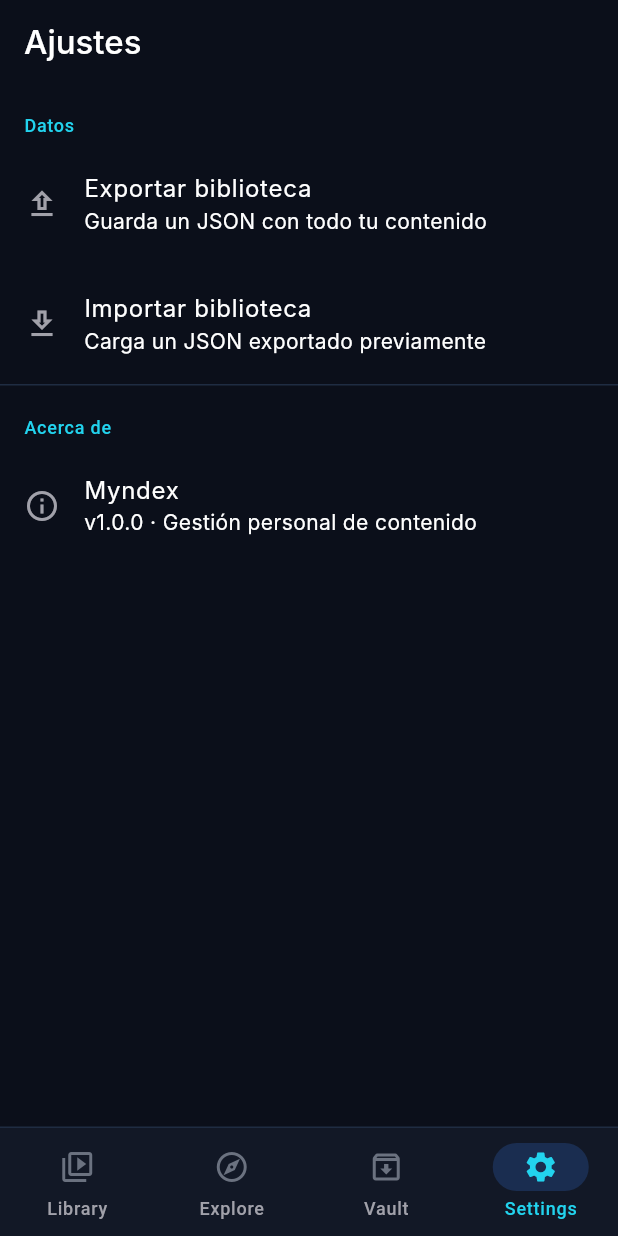
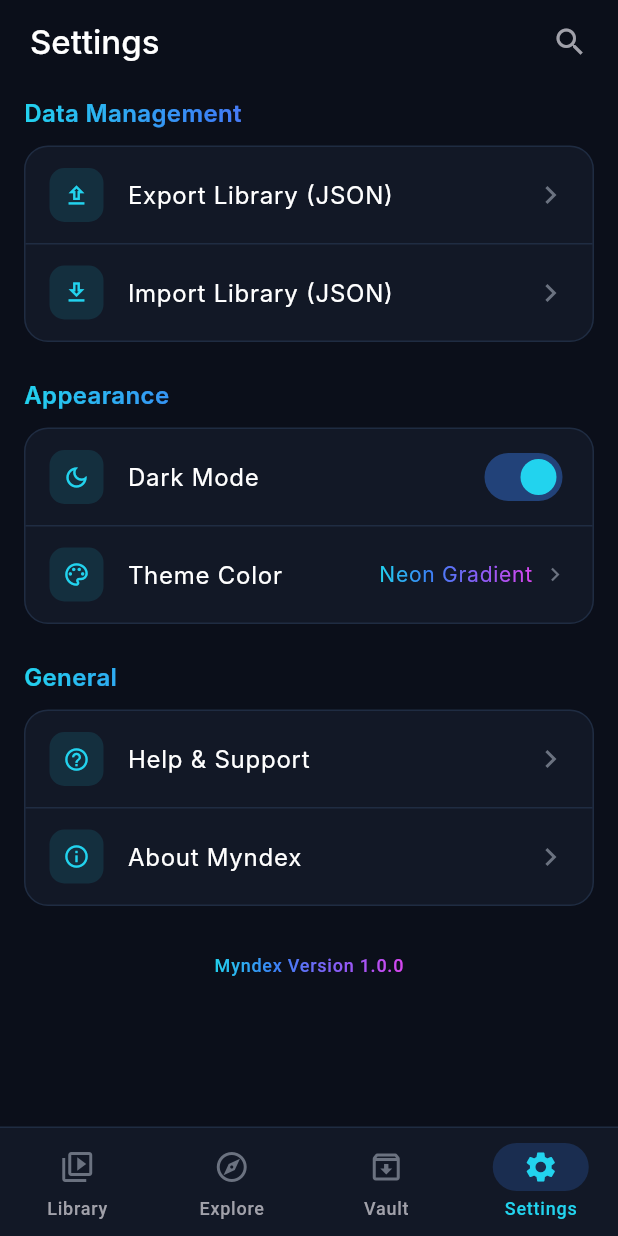
Before and after one commit to KanjoLOOP/Myndex, a Flutter app: the SettingsPage screen opened by its route, on a phone screen of 412 x 824 dp. Run offline on Flutter 3.47's test engine with Material 3 defaults, Android fonts, the light colour scheme and no system bars; our stand-ins replace cached_network_image, dio, drift, drift_flutter, file_picker, flutter_riverpod and 2 more; accounts and stored records are empty; generated files the repository leaves out were written again; Roboto replaces fonts that are missing (Inter, WorkSans).

Commit message:
feat(settings): Settings page with export/import and sections
- Data Management: Export/Import JSON with share_plus + file_picker
- Appearance: dark mode toggle, gradient theme color row
- General: Help & About dialog
- Gradient section headers, grouped tiles with icon badges

```diff
--- a/lib/features/settings/presentation/pages/settings_page.dart
+++ b/lib/features/settings/presentation/pages/settings_page.dart
@@ -5,8 +5,12 @@
 import 'package:flutter_riverpod/flutter_riverpod.dart';
 import 'package:path_provider/path_provider.dart';
 import 'package:share_plus/share_plus.dart';
+
+import '../../../../core/theme/app_colors.dart';
+import '../../../../core/theme/app_text_styles.dart';
+import '../../../../core/widgets/gradient_text.dart';
+import '../../../../core/utils/json_utils.dart';
 import '../../../content/presentation/providers/content_providers.dart';
-import '../../../../core/utils/json_utils.dart';
 
 class SettingsPage extends ConsumerWidget {
   const SettingsPage({super.key});
@@ -14,28 +18,102 @@
   @override
   Widget build(BuildContext context, WidgetRef ref) {
     return Scaffold(
-      appBar: AppBar(title: const Text('Ajustes')),
+      backgroundColor: AppColors.bgPrimary,
+      appBar: AppBar(
+        backgroundColor: AppColors.bgPrimary,
+        titleSpacing: 20,
+        title: const Text('Settings', style: AppTextStyles.titleLg),
+        actions: [
+          IconButton(
+            icon: const Icon(Icons.search, color: AppColors.textSecondary),
+            onPressed: () {},
+          ),
+          const SizedBox(width: 8),
+        ],
+      ),
       body: ListView(
+        padding: const EdgeInsets.fromLTRB(16, 8, 16, 40),
         children: [
-          const _SectionHeader('Datos'),
-          ListTile(
-            leading: const Icon(Icons.upload_outlined),
-            title: const Text('Exportar biblioteca'),
-            subtitle: const Text('Guarda un JSON con todo tu contenido'),
-            onTap: () => _export(context, ref),
-          ),
-          ListTile(
-            leading: const Icon(Icons.download_outlined),
-            title: const Text('Importar biblioteca'),
-            subtitle: const Text('Carga un JSON exportado previamente'),
-            onTap: () => _import(context, ref),
-          ),
-          const Divider(),
-          const _SectionHeader('Acerca de'),
-          const ListTile(
-            leading: Icon(Icons.info_outline),
-            title: Text('Myndex'),
-            subtitle: Text('v1.0.0 · Gestión personal de contenido'),
+          // ── Data Management ────────────────────────────────────────
+          _SectionHeader('Data Management'),
+          const SizedBox(height: 10),
+          _SettingsGroup(children: [
+            _SettingsTile(
+              icon: Icons.upload_outlined,
+              iconColor: AppColors.cyan,
+              title: 'Export Library (JSON)',
+              onTap: () => _export(context, ref),
+            ),
+            const Divider(color: AppColors.border, height: 1),
+            _SettingsTile(
+              icon: Icons.download_outlined,
+              iconColor: AppColors.cyan,
+              title: 'Import Library (JSON)',
+              onTap: () => _import(context, ref),
+            ),
+          ]),
+
+          const SizedBox(height: 24),
+          // ── Appearance ─────────────────────────────────────────────
+          _SectionHeader('Appearance'),
+          const SizedBox(height: 10),
+          _SettingsGroup(children: [
+            _SettingsTile(
+              icon: Icons.dark_mode_outlined,
+              iconColor: AppColors.cyan,
+              title: 'Dark Mode',
+              trailing: Switch(
+                value: true,
+                onChanged: (_) {},
+                activeColor: AppColors.cyan,
+                activeTrackColor: AppColors.blue.withOpacity(0.4),
+              ),
+            ),
+            const Divider(color: AppColors.border, height: 1),
+            _SettingsTile(
+              icon: Icons.palette_outlined,
+              iconColor: AppColors.cyan,
+              title: 'Theme Color',
+              trailing: Row(mainAxisSize: MainAxisSize.min, children: [
+                ShaderMask(
+                  blendMode: BlendMode.srcIn,
+                  shaderCallback: (b) => AppColors.gradientH.createShader(
+                      Rect.fromLTWH(0, 0, b.width, b.height)),
+                  child: const Text('Neon Gradient',
+                      style: AppTextStyles.bodyMd),
+                ),
+                const SizedBox(width: 6),
+                const Icon(Icons.chevron_right, color: AppColors.textDisabled, size: 18),
+              ]),
+            ),
+          ]),
+
+          const SizedBox(height: 24),
+          // ── General ────────────────────────────────────────────────
+          _SectionHeader('General'),
+          const SizedBox(height: 10),
+          _SettingsGroup(children: [
+            _SettingsTile(
+              icon: Icons.help_outline,
+              iconColor: AppColors.cyan,
+              title: 'Help & Support',
+              onTap: () {},
+            ),
+            const Divider(color: AppColors.border, height: 1),
+            _SettingsTile(
+              icon: Icons.info_outline,
+              iconColor: AppColors.cyan,
+              title: 'About Myndex',
+              onTap: () => _showAbout(context),
+            ),
+          ]),
+
+          const SizedBox(height: 32),
+          Center(
+            child: GradientText(
+              'Myndex Version 1.0.0',
+              style: AppTextStyles.labelMd,
+            ),
           ),
         ],
       ),
@@ -54,56 +132,116 @@
         ShareParams(files: [XFile(file.path)], text: 'Myndex backup'),
       );
     } catch (e) {
-      if (context.mounted) {
-        ScaffoldMessenger.of(context).showSnackBar(
-          SnackBar(content: Text('Error al exportar: $e')),
-        );
-      }
+      if (context.mounted) _showSnack(context, 'Error al exportar: $e', error: true);
     }
   }
 
   Future<void> _import(BuildContext context, WidgetRef ref) async {
     try {
-      final result = await FilePicker.platform.pickFiles(
-        type: FileType.custom,
-        allowedExtensions: ['json'],
-      );
-      if (result == null || result.files.single.path == null) return;
-      final file = File(result.files.single.path!);
-      final raw = await file.readAsString();
+      final result = await FilePicker.platform
+          .pickFiles(type: FileType.custom, allowedExtensions: ['json']);
+      if (result?.files.single.path == null) return;
+      final raw = await File(result!.files.single.path!).readAsString();
       final decoded = jsonDecode(raw) as Map<String, dynamic>;
       final items = (decoded['items'] as List).cast<Map<String, dynamic>>();
-      final repo = ref.read(contentRepositoryProvider);
-      final count = await repo.importAll(items);
+      final count = await ref.read(contentRepositoryProvider).importAll(items);
       ref.invalidate(contentListProvider);
-      if (context.mounted) {
-        ScaffoldMessenger.of(context).showSnackBar(
-          SnackBar(content: Text('$count elementos importados')),
-        );
-      }
+      if (context.mounted) _showSnack(context, '$count elementos importados');
     } catch (e) {
-      if (context.mounted) {
-        ScaffoldMessenger.of(context).showSnackBar(
-          SnackBar(content: Text('Error al importar: $e')),
-        );
-      }
+      if (context.mounted) _showSnack(context, 'Error al importar: $e', error: true);
     }
   }
+
+  void _showSnack(BuildContext context, String msg, {bool error = false}) {
+    ScaffoldMessenger.of(context).showSnackBar(SnackBar(
+      content: Text(msg),
+      backgroundColor: error ? const Color(0xFFFF6B6B) : AppColors.blue,
+      behavior: SnackBarBehavior.floating,
+      shape: RoundedRectangleBorder(borderRadius: BorderRadius.circular(12)),
+    ));
+  }
+
+  void _showAbout(BuildContext context) {
+    showDialog(
+      context: context,
+      builder: (_) => AlertDialog(
+        backgroundColor: AppColors.bgSecondary,
+        shape: RoundedRectangleBorder(borderRadius: BorderRadius.circular(20)),
+        title: GradientText('Myndex', style: AppTextStyles.headlineMd),
+        content: Text(
+          'Tu biblioteca personal de contenido.\nFilms, series, juegos, libros — todo en un sitio.',
+          style: AppTextStyles.bodyMd,
+        ),
+        actions: [
+          TextButton(
+            onPressed: () => Navigator.pop(context),
+            child: const Text('Cerrar', style: TextStyle(color: AppColors.cyan)),
+          ),
+        ],
+      ),
+    );
+  }
 }
+
+// ── Sub-widgets ────────────────────────────────────────────────────────────
 
 class _SectionHeader extends StatelessWidget {
   final String title;
   const _SectionHeader(this.title);
+  @override
+  Widget build(BuildContext context) {
+    return GradientText(title, style: AppTextStyles.titleMd);
+  }
+}
+
+class _SettingsGroup extends StatelessWidget {
+  final List<Widget> children;
+  const _SettingsGroup({required this.children});
+  @override
+  Widget build(BuildContext context) {
+    return Container(
+      decoration: BoxDecoration(
+        color: AppColors.bgSecondary,
+        borderRadius: BorderRadius.circular(16),
+        border: Border.all(color: AppColors.border),
+      ),
+      child: Column(children: children),
+    );
+  }
+}
+
+class _SettingsTile extends StatelessWidget {
+  final IconData icon;
+  final Color iconColor;
+  final String title;
+  final Widget? trailing;
+  final VoidCallback? onTap;
+
+  const _SettingsTile({
+    required this.icon,
+    required this.iconColor,
+    required this.title,
+    this.trailing,
+    this.onTap,
+  });
 
   @override
   Widget build(BuildContext context) {
-    return Padding(
-      padding: const EdgeInsets.fromLTRB(16, 20, 16, 4),
-      child: Text(title,
-          style: Theme.of(context)
-              .textTheme
-              .labelMedium
-              ?.copyWith(color: Theme.of(context).colorScheme.primary)),
+    return ListTile(
+      onTap: onTap,
+      leading: Container(
+        width: 36, height: 36,
+        decoration: BoxDecoration(
+          color: iconColor.withOpacity(0.12),
+          borderRadius: BorderRadius.circular(10),
+        ),
+        child: Icon(icon, color: iconColor, size: 18),
+      ),
+      title: Text(title, style: AppTextStyles.bodyLg),
+      trailing: trailing ??
+          (onTap != null
+              ? const Icon(Icons.chevron_right, color: AppColors.textDisabled)
+              : null),
     );
   }
 }
```
